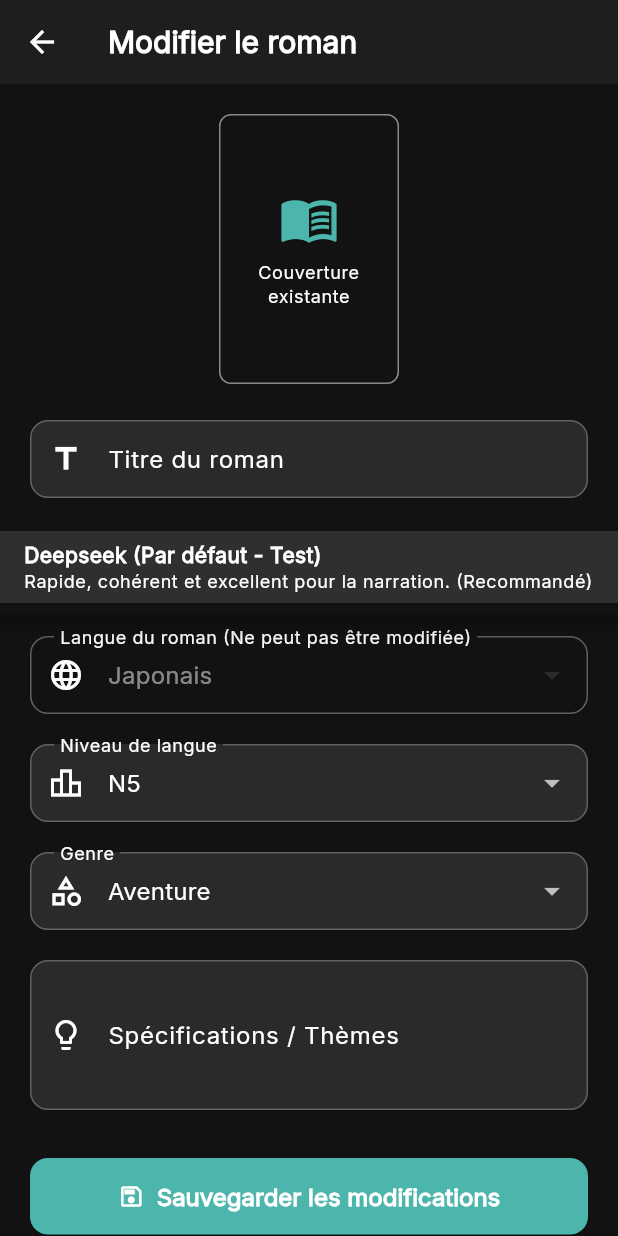
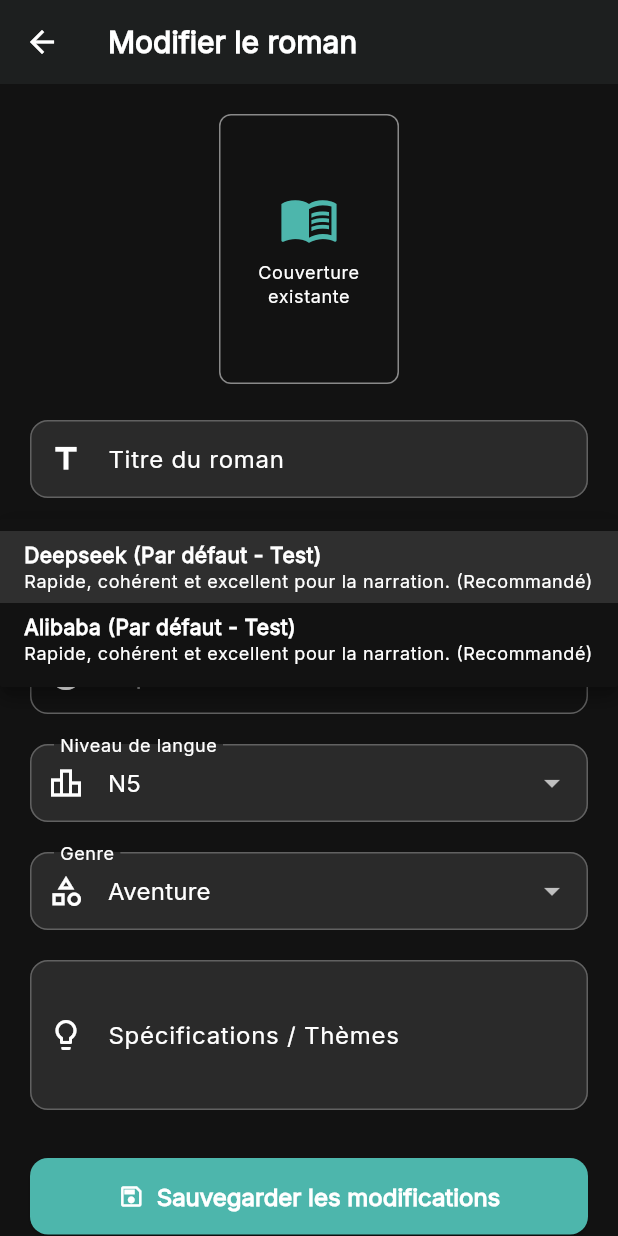
Before and after one commit to NihonQuest13/nihon-quest-frontend, a Flutter app: the EditNovelPage screen opened directly with empty values, after a tap on "Deepseek (Par défaut - Test)", on a phone screen of 412 x 824 dp. Run offline on Flutter 3.47's test engine with Material 3 defaults, Android fonts, the phone set to English and light mode, and no system bars; our stand-ins replace cached_network_image, file_picker, flutter_riverpod, shared_preferences, supabase_flutter; missing offline and left inert: excel; accounts and stored records are empty.

Commit message:
modèles

```diff
--- a/lib/config.dart
+++ b/lib/config.dart
@@ -12,11 +12,10 @@ final Map<String, Map<String, String>> kWritersMap = {
     'name': 'Deepseek (Par défaut - Test)',
     'description': 'Rapide, cohérent et excellent pour la narration. (Recommandé)',
   },
-  // Exemple si vous vouliez en ajouter un autre :
-  // 'mistralai/mistral-7b-instruct:free': {
-  //   'name': 'Mistral 7B',
-  //   'description': 'Un modèle 7B rapide et populaire, alternative gratuite.',
-  // },
+  'alibaba/tongyi-deepresearch-30b-a3b:free': {
+    'name': 'Alibaba (Par défaut - Test)',
+    'description': 'Rapide, cohérent et excellent pour la narration. (Recommandé)',
+  },
 };
 
 const String kBaseUrl = kDebugMode
```
Also changed, not shown: 3 other files.
